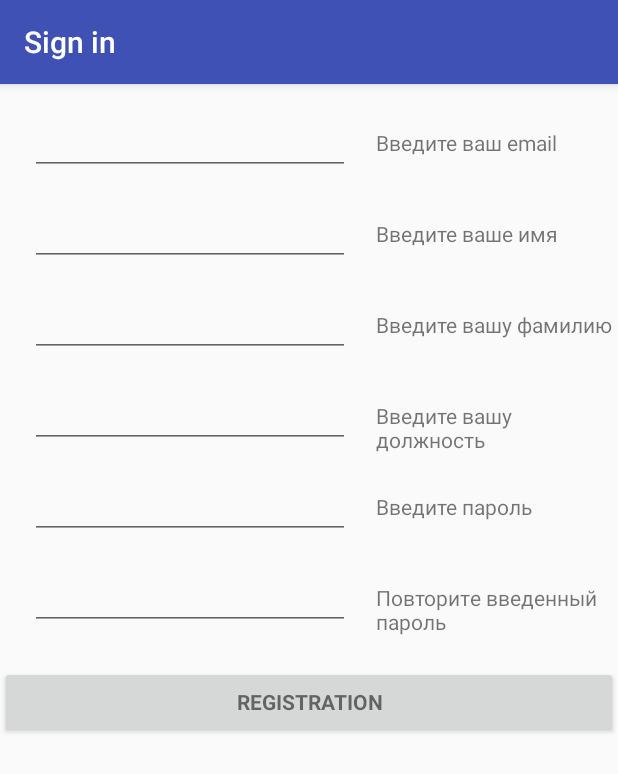
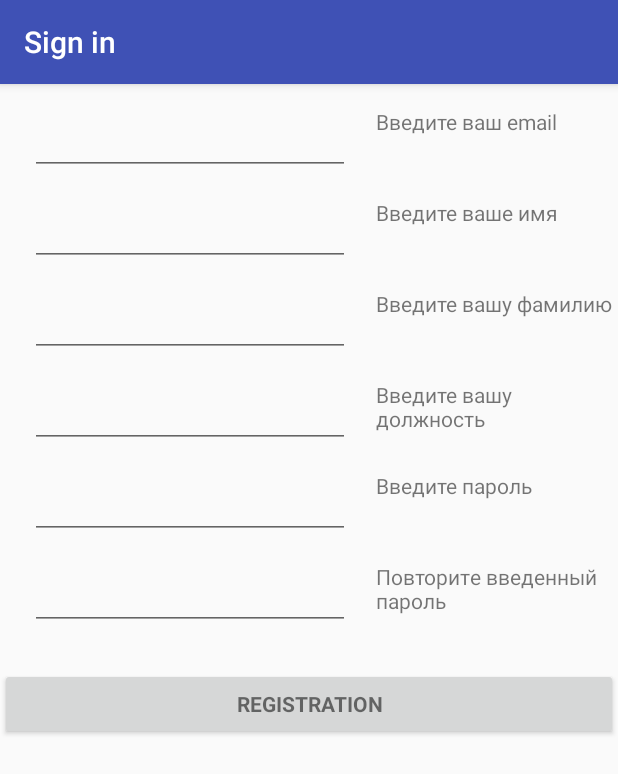
Before and after one commit to VladimirMatrosov/ru.matrosov.vladimir.diplom.client, an Android app: the screen it shows after launch (LoginActivity), after a tap on "REGISTRATION", on a phone screen of 412 x 824 dp. Shown: the top 774 px of the screen. Run offline under Robolectric (Android 15) with nearby library versions, the phone set to English and light mode, and no system bars.

Commit message:
First commit

```diff
--- a/app/src/main/res/layout/registration_login.xml
+++ b/app/src/main/res/layout/registration_login.xml
@@ -88,8 +88,8 @@
             style="?android:textAppearanceSmall"
             android:layout_width="match_parent"
             android:layout_height="wrap_content"
-            android:layout_below="@id/textViewPassword2"
-            android:layout_marginTop="20dp"
+            android:layout_below="@id/password2_input_registration"
+            android:layout_marginTop="25dp"
             android:onClick="actionRegistration"
             android:text="@string/action_registration"
             android:textStyle="bold"
@@ -100,7 +100,7 @@
             android:id="@+id/textViewEmail"
             android:layout_width="wrap_content"
             android:layout_height="wrap_content"
-            android:layout_alignBaseline="@id/email_input_registration"
+            android:layout_alignTop="@id/email_input_registration"
             android:layout_marginStart="17dp"
             android:layout_toRightOf="@+id/email_input_registration"
             android:text="@string/label_for_email"
@@ -111,7 +111,7 @@
             android:id="@+id/textViewFirstName"
             android:layout_width="wrap_content"
             android:layout_height="wrap_content"
-            android:layout_alignBaseline="@+id/firstName_input_registration"
+            android:layout_alignTop="@+id/firstName_input_registration"
             android:layout_alignLeft="@id/textViewEmail"
             android:layout_toRightOf="@id/firstName_input_registration"
             android:text="@string/label_for_firstName"
@@ -122,7 +122,7 @@
             android:id="@+id/textViewLastName"
             android:layout_width="wrap_content"
             android:layout_height="wrap_content"
-            android:layout_alignBaseline="@+id/lastName_input_registration"
+            android:layout_alignTop="@+id/lastName_input_registration"
             android:layout_alignLeft="@id/textViewFirstName"
             android:layout_toRightOf="@id/lastName_input_registration"
             android:text="@string/label_for_lastName"
@@ -133,7 +133,7 @@
             android:id="@+id/textViewPost"
             android:layout_width="wrap_content"
             android:layout_height="wrap_content"
-            android:layout_alignBaseline="@id/post_input_registration"
+            android:layout_alignTop="@id/post_input_registration"
             android:layout_alignLeft="@id/textViewLastName"
             android:layout_toRightOf="@id/post_input_registration"
             android:text="@string/label_for_post"
@@ -144,7 +144,7 @@
             android:id="@+id/textViewPassword1"
             android:layout_width="wrap_content"
             android:layout_height="wrap_content"
-            android:layout_alignBaseline="@+id/password1_input_registration"
+            android:layout_alignTop="@+id/password1_input_registration"
             android:layout_alignLeft="@id/textViewPost"
             android:layout_toRightOf="@id/password1_input_registration"
             android:text="@string/label_for_password1"
@@ -155,7 +155,7 @@
             android:id="@+id/textViewPassword2"
             android:layout_width="wrap_content"
             android:layout_height="wrap_content"
-            android:layout_alignBaseline="@id/password2_input_registration"
+            android:layout_alignTop="@id/password2_input_registration"
             android:layout_alignLeft="@id/textViewPassword1"
             android:layout_toRightOf="@id/password2_input_registration"
             android:text="@string/label_for_password2"
```
